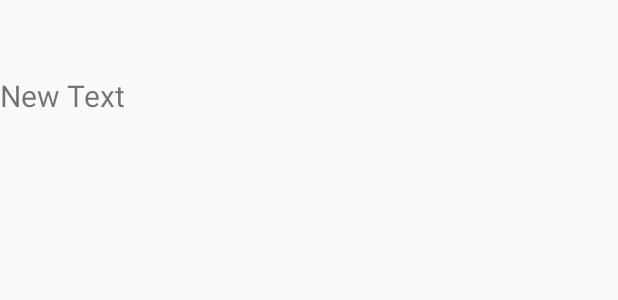
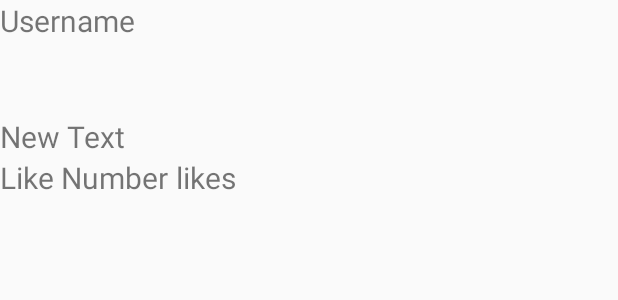
Before and after one commit to wangwh03/InstagramClient, an Android app: the layout item_photo.xml on its own in the app's theme, with its tools: preview values and no code run, on a phone screen of 412 x 824 dp. Shown: the top 300 px of the screen. Run offline under Robolectric (Android 15) with nearby library versions, the phone set to English and light mode, and no system bars.

Commit message:
likes count

```diff
--- a/app/src/main/java/com/wewang/instagramclient/InstagramPhotosAdapter.java
+++ b/app/src/main/java/com/wewang/instagramclient/InstagramPhotosAdapter.java
@@ -29,11 +29,15 @@ public class InstagramPhotosAdapter extends ArrayAdapter<InstagramPhoto> {
             convertView = LayoutInflater.from(getContext()).inflate(R.layout.item_photo, parent, false);
         }
 
+        TextView tvUsername = (TextView) convertView.findViewById(R.id.tvUsername);
+        ImageView ivPhoto = (ImageView) convertView.findViewById(R.id.ivPhoto);
         TextView tvCaption = (TextView) convertView.findViewById(R.id.tvCaption);
-        ImageView ivPhoto = (ImageView) convertView.findViewById(R.id.ivPhoto);
+        TextView likesCount = (TextView) convertView.findViewById(R.id.tvLikesCounts);
 
+        tvUsername.setText(photo.getUsername());
         tvCaption.setText(photo.getCaption());
         ivPhoto.setImageResource(0);
+        likesCount.setText(photo.getLikesCount()+"");
 
         Picasso.with(getContext()).load(photo.getImageUrl()).into(ivPhoto);
         return convertView;
--- a/app/src/main/java/com/wewang/instagramclient/PhotosActivity.java
+++ b/app/src/main/java/com/wewang/instagramclient/PhotosActivity.java
@@ -49,7 +49,7 @@ public class PhotosActivity extends AppCompatActivity {
                         JSONObject photoJSON = photosJson.getJSONObject(i);
                         InstagramPhoto photo = new InstagramPhoto();
                         photo.setUsername(photoJSON.getJSONObject("user").getString("username"));
-                        photo.setCaption(photoJSON.getJSONObject("caption").getString("text"));
+                        photo.setCaption(getCaptionNullSafe(photoJSON));
                         photo.setImageUrl(photoJSON.getJSONObject("images").getJSONObject("standard_resolution").getString("url"));
                         photo.setImageHeight(photoJSON.getJSONObject("images").getJSONObject("standard_resolution").getInt("height"));
                         photo.setLikesCount(photoJSON.getJSONObject("likes").getInt("count"));
@@ -70,6 +70,14 @@ public class PhotosActivity extends AppCompatActivity {
             }
         });
 
+    }
+
+    private String getCaptionNullSafe(JSONObject photoJSON) {
+        try {
+            return photoJSON.getJSONObject("caption").getString("text");
+        } catch (Exception e) {
+            return "";
+        }
     }
 
     @Override
--- a/app/src/main/res/layout/item_photo.xml
+++ b/app/src/main/res/layout/item_photo.xml
@@ -1,30 +1,61 @@
 <?xml version="1.0" encoding="utf-8"?>
 <RelativeLayout xmlns:android="http://schemas.android.com/apk/res/android"
     android:layout_width="match_parent" android:layout_height="match_parent">
+
+    <TextView
+        android:layout_width="match_parent"
+        android:layout_height="wrap_content"
+        android:text="@string/username"
+        android:id="@+id/tvUsername"
+        android:layout_alignParentTop="true"
+        android:layout_alignParentLeft="true"
+        android:textSize="20sp" />
 
     <ImageView
         android:layout_width="match_parent"
         android:layout_height="wrap_content"
         android:id="@+id/ivPhoto"
-        android:layout_alignParentTop="true"
-        android:layout_alignParentLeft="true"
-        android:layout_alignParentStart="true"
-        android:layout_alignParentRight="true"
-        android:layout_alignParentEnd="true"
         android:adjustViewBounds="true"
         android:scaleType="fitXY"
-        android:minHeight="50dp" />
+        android:minHeight="50dp"
+        android:layout_below="@+id/tvUsername"
+        android:layout_alignParentLeft="true"
+        android:layout_alignParentStart="true" />
 
     <TextView
         android:layout_width="wrap_content"
         android:layout_height="wrap_content"
         android:text="New Text"
         android:id="@+id/tvCaption"
-        android:layout_below="@+id/ivPhoto"
         android:layout_alignParentLeft="true"
         android:layout_alignParentStart="true"
         android:textSize="20sp"
         android:maxLines="3"
-        android:ellipsize="end" />
+        android:ellipsize="end"
+        android:layout_below="@+id/ivPhoto"
+        android:layout_alignParentRight="true"
+        android:layout_alignParentEnd="true" />
+
+    <TextView
+        android:layout_width="wrap_content"
+        android:layout_height="wrap_content"
+        android:text="Like Number"
+        android:id="@+id/tvLikesCounts"
+        android:textSize="20sp"
+        android:layout_below="@+id/tvCaption"
+        android:layout_alignParentLeft="true"
+        android:layout_alignParentStart="true" />
+
+    <TextView
+        android:layout_width="wrap_content"
+        android:layout_height="wrap_content"
+        android:text="@string/like"
+        android:id="@+id/tvLike"
+        android:layout_below="@+id/tvCaption"
+        android:layout_toRightOf="@+id/tvLikesCounts"
+        android:layout_toEndOf="@+id/tvLikesCounts"
+        android:textSize="20sp"
+        android:paddingLeft="5dp"
+        android:layout_alignBottom="@+id/tvLikesCounts" />
 
 </RelativeLayout>
--- a/app/src/main/res/values/strings.xml
+++ b/app/src/main/res/values/strings.xml
@@ -3,4 +3,6 @@
 
     <string name="hello_world">Hello world!</string>
     <string name="action_settings">Settings</string>
+    <string name="username">Username</string>
+    <string name="like">likes</string>
 </resources>
```
